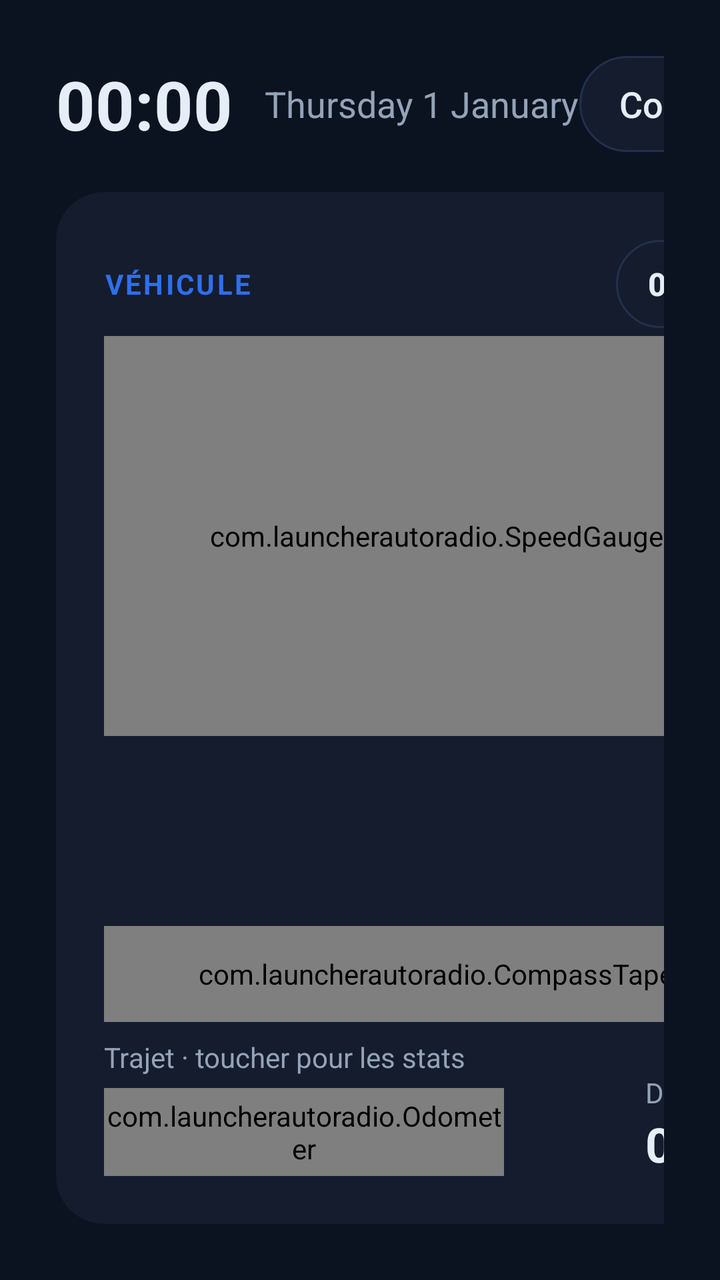
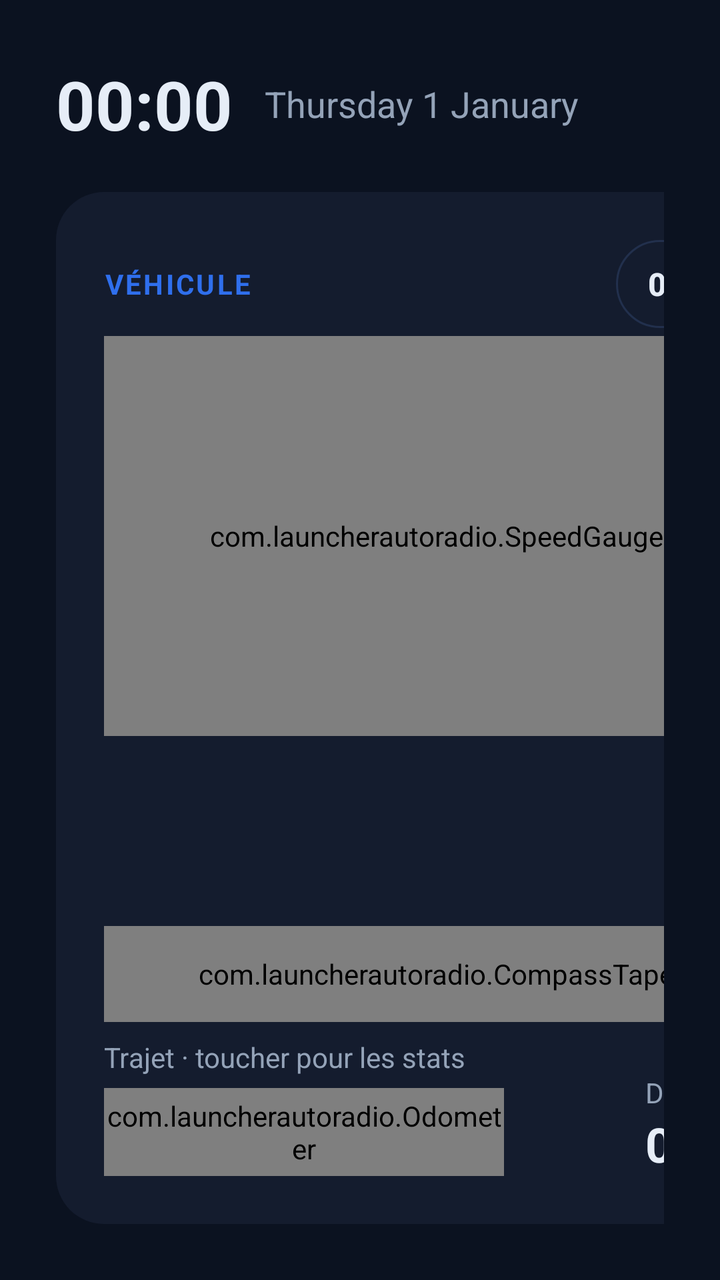

Screens rendered from an Android XML layout before and after an edit, with the pre-edit source and the edit as a unified diff.
<!-- AndroidManifest.xml: application theme Theme.Launcher -->
<!-- res/layout/activity_main.xml -->
<?xml version="1.0" encoding="utf-8"?>
<LinearLayout xmlns:android="http://schemas.android.com/apk/res/android"
    android:layout_width="match_parent"
    android:layout_height="match_parent"
    android:orientation="vertical"
    android:padding="28dp"
    android:background="@color/bg">

    <LinearLayout
        android:layout_width="match_parent"
        android:layout_height="48dp"
        android:orientation="horizontal"
        android:gravity="center_vertical">
        <TextClock
            android:layout_width="wrap_content"
            android:layout_height="wrap_content"
            android:format24Hour="HH:mm"
            android:format12Hour="HH:mm"
            android:textSize="34sp"
            android:textStyle="bold"
            android:textColor="@color/text" />
        <TextClock
            android:layout_width="wrap_content"
            android:layout_height="wrap_content"
            android:layout_marginStart="16dp"
            android:format24Hour="EEEE d MMMM"
            android:format12Hour="EEEE d MMMM"
            android:textSize="18sp"
            android:textColor="@color/muted" />
        <View
            android:layout_width="0dp"
            android:layout_height="0dp"
            android:layout_weight="1" />
        <Button
            android:id="@+id/copy_can"
            android:layout_width="wrap_content"
            android:layout_height="match_parent"
            android:layout_marginEnd="12dp"
            android:background="@drawable/tile"
            android:paddingStart="20dp"
            android:paddingEnd="20dp"
            android:text="Copier appli CAN"
            android:textAllCaps="false"
            android:textColor="@color/text"
            android:textSize="18sp"
            android:stateListAnimator="@null" />
        <Button
            android:id="@+id/update"
            android:layout_width="wrap_content"
            android:layout_height="match_parent"
            android:background="@drawable/tile"
            android:paddingStart="20dp"
            android:paddingEnd="20dp"
            android:text="Mettre à jour"
            android:textAllCaps="false"
            android:textColor="@color/text"
            android:textSize="18sp"
            android:stateListAnimator="@null" />
    </LinearLayout>

    <LinearLayout
        android:layout_width="match_parent"
        android:layout_height="0dp"
        android:layout_weight="1"
        android:layout_marginTop="20dp"
        android:orientation="horizontal">

        <LinearLayout
            android:layout_width="380dp"
            android:layout_height="match_parent"
            android:orientation="vertical"
            android:padding="24dp"
            android:background="@drawable/card">
            <LinearLayout
                android:layout_width="match_parent"
                android:layout_height="wrap_content"
                android:orientation="horizontal"
                android:gravity="center_vertical">
                <TextView
                    android:layout_width="0dp"
                    android:layout_height="wrap_content"
                    android:layout_weight="1"
                    android:text="VÉHICULE"
                    android:textColor="@color/accent"
                    android:textSize="14sp"
                    android:textStyle="bold"
                    android:letterSpacing="0.08" />
                <Button
                    android:id="@+id/accel"
                    android:layout_width="wrap_content"
                    android:layout_height="44dp"
                    android:minWidth="0dp"
                    android:background="@drawable/tile"
                    android:paddingStart="16dp"
                    android:paddingEnd="16dp"
                    android:text="0-100"
                    android:textAllCaps="false"
                    android:textColor="@color/text"
                    android:textSize="16sp"
                    android:textStyle="bold"
                    android:stateListAnimator="@null" />
            </LinearLayout>
            <com.launcherautoradio.SpeedGauge
                android:id="@+id/speed"
                android:layout_width="match_parent"
                android:layout_height="200dp"
                android:layout_marginTop="4dp" />
            <Button
                android:id="@+id/loc_access"
                android:layout_width="match_parent"
                android:layout_height="wrap_content"
                android:text="@string/loc_access"
                android:textAllCaps="false"
                android:visibility="gone" />
            <View
                android:layout_width="match_parent"
                android:layout_height="0dp"
                android:layout_weight="1" />
            <com.launcherautoradio.CompassTape
                android:id="@+id/heading"
                android:layout_width="match_parent"
                android:layout_height="48dp" />
            <LinearLayout
                android:layout_width="match_parent"
                android:layout_height="wrap_content"
                android:layout_marginTop="8dp"
                android:orientation="horizontal"
                android:gravity="bottom">
                <LinearLayout
                    android:layout_width="0dp"
                    android:layout_height="wrap_content"
                    android:layout_weight="1"
                    android:orientation="vertical">
                    <TextView style="@style/StatLabel" android:text="Trajet · toucher pour les stats" />
                    <com.launcherautoradio.Odometer
                        android:id="@+id/trip"
                        android:layout_width="200dp"
                        android:layout_height="44dp"
                        android:layout_marginTop="6dp"
                        android:clickable="true"
                        android:focusable="true" />
                </LinearLayout>
                <LinearLayout
                    android:layout_width="wrap_content"
                    android:layout_height="wrap_content"
                    android:orientation="vertical">
                    <TextView style="@style/StatLabel" android:text="Durée" />
                    <Chronometer android:id="@+id/duration" style="@style/StatValue" />
                </LinearLayout>
            </LinearLayout>
        </LinearLayout>

        <GridLayout
            android:layout_width="0dp"
            android:layout_height="match_parent"
            android:layout_weight="1"
            android:layout_marginStart="10dp"
            android:columnCount="3"
            android:rowCount="2">
            <LinearLayout android:id="@+id/tile_carplay" style="@style/TileBoxAccent">
                <ImageView android:layout_width="44dp" android:layout_height="44dp" android:src="@drawable/ic_carplay" android:importantForAccessibility="no" />
                <TextView style="@style/TileLabelAccent" android:text="CarPlay" />
            </LinearLayout>
            <LinearLayout android:id="@+id/tile_nav" style="@style/TileBox">
                <ImageView android:layout_width="44dp" android:layout_height="44dp" android:src="@drawable/ic_nav" android:importantForAccessibility="no" />
                <TextView style="@style/TileLabel" android:text="Navigation" />
            </LinearLayout>
            <LinearLayout android:id="@+id/tile_music" style="@style/TileBox">
                <ImageView android:layout_width="44dp" android:layout_height="44dp" android:src="@drawable/ic_music" android:importantForAccessibility="no" />
                <TextView style="@style/TileLabel" android:text="Musique" />
            </LinearLayout>
            <LinearLayout android:id="@+id/tile_phone" style="@style/TileBox">
                <ImageView android:layout_width="44dp" android:layout_height="44dp" android:src="@drawable/ic_phone" android:importantForAccessibility="no" />
                <TextView style="@style/TileLabel" android:text="Téléphone" />
            </LinearLayout>
            <LinearLayout android:id="@+id/tile_apps" style="@style/TileBox">
                <ImageView android:layout_width="44dp" android:layout_height="44dp" android:src="@drawable/ic_apps" android:importantForAccessibility="no" />
                <TextView style="@style/TileLabel" android:text="Applis" />
            </LinearLayout>
            <LinearLayout android:id="@+id/tile_settings" style="@style/TileBox">
                <ImageView android:layout_width="44dp" android:layout_height="44dp" android:src="@drawable/ic_settings" android:importantForAccessibility="no" />
                <TextView style="@style/TileLabel" android:text="Réglages" />
            </LinearLayout>
        </GridLayout>
    </LinearLayout>
</LinearLayout>
<!-- resources referenced by this layout -->
<resources>
  <color name="accent">#2F6FED</color>
  <color name="bg">#0B1220</color>
  <color name="muted">#94A3B8</color>
  <color name="text">#E6EDF7</color>
  <!-- drawable card (drawable) -->
  <shape xmlns:android="http://schemas.android.com/apk/res/android" android:shape="rectangle">
      <solid android:color="@color/card" />
      <corners android:radius="24dp" />
  </shape>
  <!-- drawable ic_apps (drawable) -->
  <vector xmlns:android="http://schemas.android.com/apk/res/android" android:width="44dp" android:height="44dp" android:viewportWidth="24" android:viewportHeight="24">
      <path android:pathData="M4,4h6v6h-6zM14,4h6v6h-6zM4,14h6v6h-6zM14,14h6v6h-6z" android:fillColor="#00000000" android:strokeColor="@color/accent" android:strokeWidth="1.8" android:strokeLineJoin="round" />
  </vector>
  <!-- drawable ic_music (drawable) -->
  <vector xmlns:android="http://schemas.android.com/apk/res/android" android:width="44dp" android:height="44dp" android:viewportWidth="24" android:viewportHeight="24">
      <path android:pathData="M9,18V5l12,-2v13M9,18a3,3 0 1 1 -6,0a3,3 0 1 1 6,0zM21,16a3,3 0 1 1 -6,0a3,3 0 1 1 6,0z" android:fillColor="#00000000" android:strokeColor="@color/accent" android:strokeWidth="1.8" android:strokeLineCap="round" android:strokeLineJoin="round" />
  </vector>
  <!-- drawable ic_nav (drawable) -->
  <vector xmlns:android="http://schemas.android.com/apk/res/android" android:width="44dp" android:height="44dp" android:viewportWidth="24" android:viewportHeight="24">
      <path android:pathData="M3,11l18,-8l-8,18l-2,-8z" android:fillColor="#00000000" android:strokeColor="@color/accent" android:strokeWidth="1.8" android:strokeLineCap="round" android:strokeLineJoin="round" />
  </vector>
  <!-- drawable ic_phone (drawable) -->
  <vector xmlns:android="http://schemas.android.com/apk/res/android" android:width="44dp" android:height="44dp" android:viewportWidth="24" android:viewportHeight="24">
      <path android:pathData="M5,3h3l2,5l-2.5,1.5a11,11 0 0 0 7,7l1.5,-2.5l5,2v3a2,2 0 0 1 -2,2a16,16 0 0 1 -16,-16a2,2 0 0 1 2,-2z" android:fillColor="#00000000" android:strokeColor="@color/accent" android:strokeWidth="1.8" android:strokeLineCap="round" android:strokeLineJoin="round" />
  </vector>
  <!-- drawable ic_settings (drawable) -->
  <vector xmlns:android="http://schemas.android.com/apk/res/android" android:width="44dp" android:height="44dp" android:viewportWidth="24" android:viewportHeight="24">
      <path android:pathData="M4,6h16M4,12h16M4,18h16M14,4v4M8,10v4M16,16v4" android:fillColor="#00000000" android:strokeColor="@color/accent" android:strokeWidth="1.8" android:strokeLineCap="round" />
  </vector>
  <string name="loc_access">Autoriser la localisation</string>
  <style name="StatLabel">
          <item name="android:layout_width">wrap_content</item>
          <item name="android:layout_height">wrap_content</item>
          <item name="android:textColor">@color/muted</item>
          <item name="android:textSize">14sp</item>
      </style>
  <style name="TileBoxAccent" parent="TileBox">
          <item name="android:background">@drawable/tile_accent</item>
      </style>
  <style name="TileLabelAccent" parent="TileLabel">
          <item name="android:textColor">#FFFFFF</item>
      </style>
  <style name="Theme.Launcher" parent="@android:style/Theme.Material.NoActionBar.Fullscreen">
          <item name="android:windowBackground">@color/bg</item>
          <item name="android:colorAccent">@color/accent</item>
      </style>
  <color name="card">#141C2E</color>
  <!-- drawable tile_accent (drawable) -->
  <shape xmlns:android="http://schemas.android.com/apk/res/android" android:shape="rectangle">
      <solid android:color="@color/accent" />
      <corners android:radius="24dp" />
  </shape>
  <!-- unchanged entries left out for length: 5 -->
</resources>

<!-- the commit's change to res/layout/activity_main.xml (unified diff, before → after) -->
@@ -31,31 +31,6 @@
             android:layout_width="0dp"
             android:layout_height="0dp"
             android:layout_weight="1" />
-        <Button
-            android:id="@+id/copy_can"
-            android:layout_width="wrap_content"
-            android:layout_height="match_parent"
-            android:layout_marginEnd="12dp"
-            android:background="@drawable/tile"
-            android:paddingStart="20dp"
-            android:paddingEnd="20dp"
-            android:text="Copier appli CAN"
-            android:textAllCaps="false"
-            android:textColor="@color/text"
-            android:textSize="18sp"
-            android:stateListAnimator="@null" />
-        <Button
-            android:id="@+id/update"
-            android:layout_width="wrap_content"
-            android:layout_height="match_parent"
-            android:background="@drawable/tile"
-            android:paddingStart="20dp"
-            android:paddingEnd="20dp"
-            android:text="Mettre à jour"
-            android:textAllCaps="false"
-            android:textColor="@color/text"
-            android:textSize="18sp"
-            android:stateListAnimator="@null" />
     </LinearLayout>
 
     <LinearLayout
@@ -81,7 +56,7 @@
                     android:layout_height="wrap_content"
                     android:layout_weight="1"
                     android:text="VÉHICULE"
-                    android:textColor="@color/accent"
+                    android:textColor="?attr/accentColor"
                     android:textSize="14sp"
                     android:textStyle="bold"
                     android:letterSpacing="0.08" />
<!-- resource entries referenced after the edit -->
@@ -1,6 +1,5 @@
 <!-- resources referenced by this layout -->
 <resources>
-  <color name="accent">#2F6FED</color>
   <color name="bg">#0B1220</color>
   <color name="muted">#94A3B8</color>
   <color name="text">#E6EDF7</color>
@@ -11,23 +10,23 @@
   </shape>
   <!-- drawable ic_apps (drawable) -->
   <vector xmlns:android="http://schemas.android.com/apk/res/android" android:width="44dp" android:height="44dp" android:viewportWidth="24" android:viewportHeight="24">
-      <path android:pathData="M4,4h6v6h-6zM14,4h6v6h-6zM4,14h6v6h-6zM14,14h6v6h-6z" android:fillColor="#00000000" android:strokeColor="@color/accent" android:strokeWidth="1.8" android:strokeLineJoin="round" />
+      <path android:pathData="M4,4h6v6h-6zM14,4h6v6h-6zM4,14h6v6h-6zM14,14h6v6h-6z" android:fillColor="#00000000" android:strokeColor="?attr/accentColor" android:strokeWidth="1.8" android:strokeLineJoin="round" />
   </vector>
   <!-- drawable ic_music (drawable) -->
   <vector xmlns:android="http://schemas.android.com/apk/res/android" android:width="44dp" android:height="44dp" android:viewportWidth="24" android:viewportHeight="24">
-      <path android:pathData="M9,18V5l12,-2v13M9,18a3,3 0 1 1 -6,0a3,3 0 1 1 6,0zM21,16a3,3 0 1 1 -6,0a3,3 0 1 1 6,0z" android:fillColor="#00000000" android:strokeColor="@color/accent" android:strokeWidth="1.8" android:strokeLineCap="round" android:strokeLineJoin="round" />
+      <path android:pathData="M9,18V5l12,-2v13M9,18a3,3 0 1 1 -6,0a3,3 0 1 1 6,0zM21,16a3,3 0 1 1 -6,0a3,3 0 1 1 6,0z" android:fillColor="#00000000" android:strokeColor="?attr/accentColor" android:strokeWidth="1.8" android:strokeLineCap="round" android:strokeLineJoin="round" />
   </vector>
   <!-- drawable ic_nav (drawable) -->
   <vector xmlns:android="http://schemas.android.com/apk/res/android" android:width="44dp" android:height="44dp" android:viewportWidth="24" android:viewportHeight="24">
-      <path android:pathData="M3,11l18,-8l-8,18l-2,-8z" android:fillColor="#00000000" android:strokeColor="@color/accent" android:strokeWidth="1.8" android:strokeLineCap="round" android:strokeLineJoin="round" />
+      <path android:pathData="M3,11l18,-8l-8,18l-2,-8z" android:fillColor="#00000000" android:strokeColor="?attr/accentColor" android:strokeWidth="1.8" android:strokeLineCap="round" android:strokeLineJoin="round" />
   </vector>
   <!-- drawable ic_phone (drawable) -->
   <vector xmlns:android="http://schemas.android.com/apk/res/android" android:width="44dp" android:height="44dp" android:viewportWidth="24" android:viewportHeight="24">
-      <path android:pathData="M5,3h3l2,5l-2.5,1.5a11,11 0 0 0 7,7l1.5,-2.5l5,2v3a2,2 0 0 1 -2,2a16,16 0 0 1 -16,-16a2,2 0 0 1 2,-2z" android:fillColor="#00000000" android:strokeColor="@color/accent" android:strokeWidth="1.8" android:strokeLineCap="round" android:strokeLineJoin="round" />
+      <path android:pathData="M5,3h3l2,5l-2.5,1.5a11,11 0 0 0 7,7l1.5,-2.5l5,2v3a2,2 0 0 1 -2,2a16,16 0 0 1 -16,-16a2,2 0 0 1 2,-2z" android:fillColor="#00000000" android:strokeColor="?attr/accentColor" android:strokeWidth="1.8" android:strokeLineCap="round" android:strokeLineJoin="round" />
   </vector>
   <!-- drawable ic_settings (drawable) -->
   <vector xmlns:android="http://schemas.android.com/apk/res/android" android:width="44dp" android:height="44dp" android:viewportWidth="24" android:viewportHeight="24">
-      <path android:pathData="M4,6h16M4,12h16M4,18h16M14,4v4M8,10v4M16,16v4" android:fillColor="#00000000" android:strokeColor="@color/accent" android:strokeWidth="1.8" android:strokeLineCap="round" />
+      <path android:pathData="M4,6h16M4,12h16M4,18h16M14,4v4M8,10v4M16,16v4" android:fillColor="#00000000" android:strokeColor="?attr/accentColor" android:strokeWidth="1.8" android:strokeLineCap="round" />
   </vector>
   <string name="loc_access">Autoriser la localisation</string>
   <style name="StatLabel">
@@ -44,12 +43,13 @@
       </style>
   <style name="Theme.Launcher" parent="@android:style/Theme.Material.NoActionBar.Fullscreen">
           <item name="android:windowBackground">@color/bg</item>
-          <item name="android:colorAccent">@color/accent</item>
+          <item name="accentColor">#2F6FED</item>
+          <item name="android:colorAccent">#2F6FED</item>
       </style>
   <color name="card">#141C2E</color>
   <!-- drawable tile_accent (drawable) -->
   <shape xmlns:android="http://schemas.android.com/apk/res/android" android:shape="rectangle">
-      <solid android:color="@color/accent" />
+      <solid android:color="?attr/accentColor" />
       <corners android:radius="24dp" />
   </shape>
   <!-- unchanged entries left out for length: 5 -->
